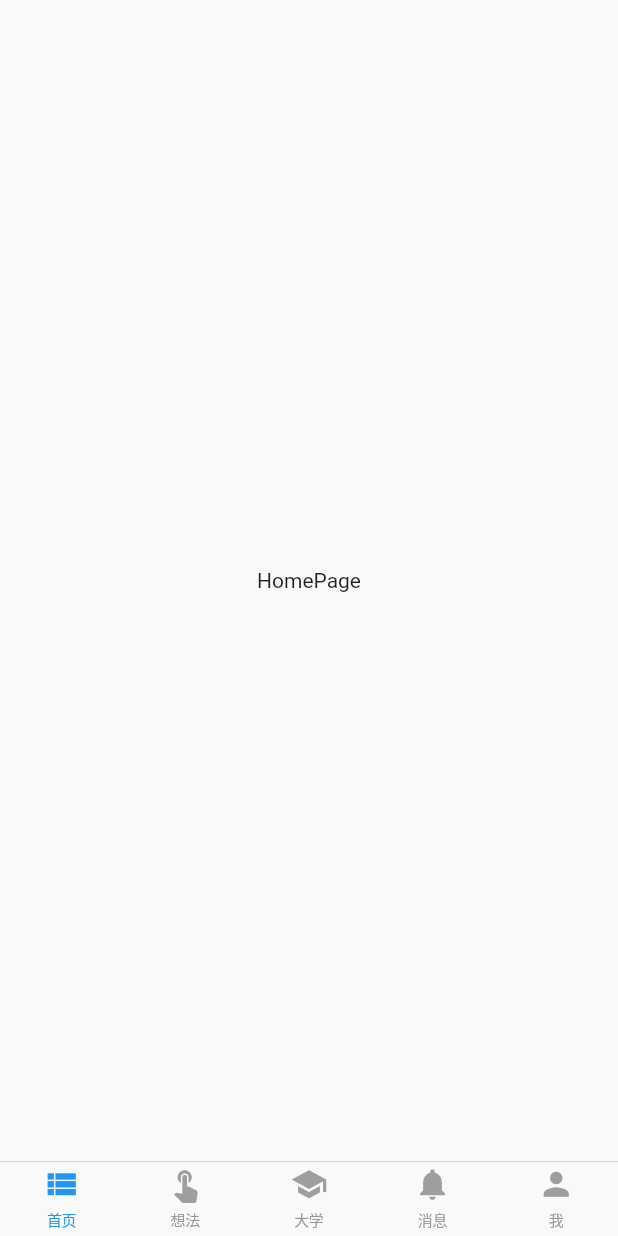
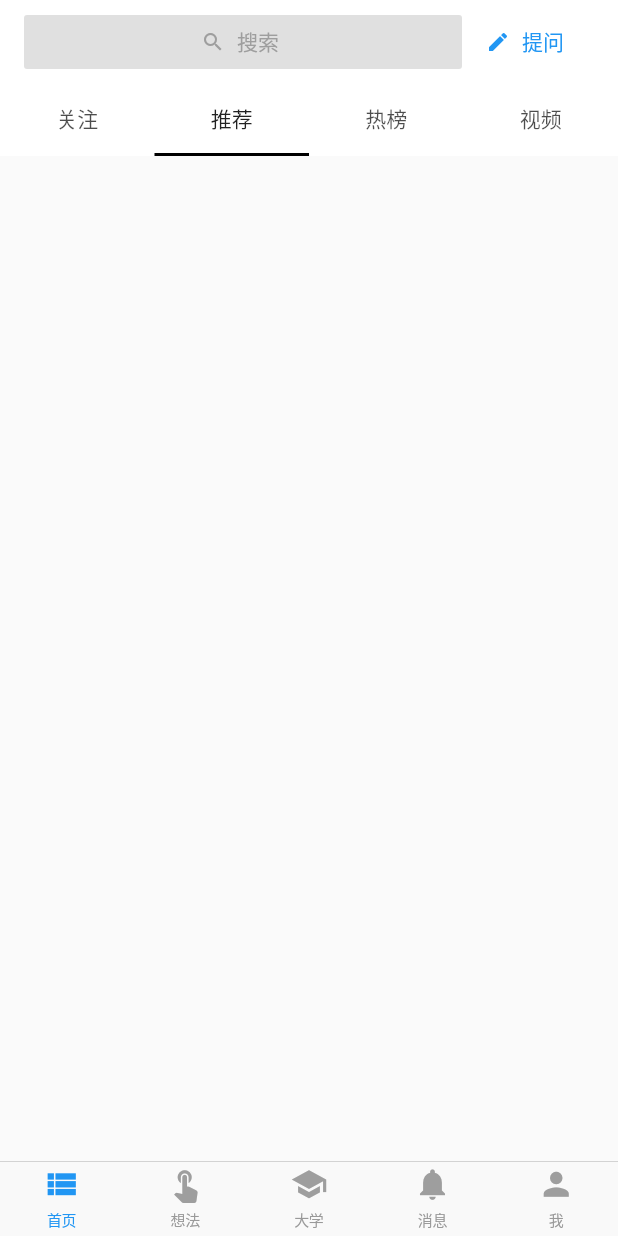
Before and after one commit to JeasonSun/flutter_zhihu, a Flutter app: the screen it shows after launch, on a phone screen of 412 x 824 dp. Run offline on Flutter 3.47's test engine with Material 2 defaults, Android fonts, the phone set to English and light mode, and no system bars; our stand-ins replace dio.

Commit message:
feat: 完成hotrank_listview布局

```diff
--- a/lib/pages/home/home_page.dart
+++ b/lib/pages/home/home_page.dart
@@ -1,15 +1,105 @@
 import 'package:flutter/material.dart';
+import 'package:flutter_zhihu/pages/home/home_follow_listview.dart';
+import 'package:flutter_zhihu/pages/home/home_hotrank_listview.dart';
+import 'package:flutter_zhihu/pages/home/home_recement_listview.dart';
+import 'package:flutter_zhihu/pages/home/home_video_listview.dart';
 
 class HomePage extends StatefulWidget {
   @override
   _HomePageState createState() => _HomePageState();
 }
 
-class _HomePageState extends State<HomePage> {
+class _HomePageState extends State<HomePage> with SingleTickerProviderStateMixin{
+  TabController _tabController;
+
+  @override
+  void initState() {
+    super.initState();
+    _tabController = new TabController(vsync: this, initialIndex: 1, length: 4);
+  }
+
+  @override
+  void dispose() {
+    _tabController.dispose();
+    super.dispose();
+
+  }
+
   @override
   Widget build(BuildContext context) {
-    return Container(
-      child: Center(child: Text('HomePage'),),
+    return Scaffold(
+      appBar: AppBar(
+        title: barSearch(),
+        elevation: 0,
+        bottom: new TabBar(
+          controller: _tabController,
+          indicatorColor: Colors.black,
+          tabs: <Widget>[
+            new Tab(
+              text: '关注',
+            ),
+            new Tab(
+              text: '推荐',
+            ),
+            new Tab(
+              text: '热榜',
+            ),
+            new Tab(
+              text: '视频',
+            ),
+          ],
+        ),
+      ),
+      body: new TabBarView(
+        controller: _tabController,
+        children: <Widget>[
+          HomeFollowListView(),
+          HomeRecementListView(),
+          HomeHotRankListView(),
+          HomeVideoListView()
+        ],
+      ),
+    );
+  }
+
+  final askButton = FlatButton.icon(
+    onPressed: () {},
+    icon: Icon(
+      Icons.mode_edit,
+      size: 16.0,
+      color: Colors.blue,
+    ),
+    label: Text(
+      '提问',
+      style: TextStyle(color: Colors.blue),
+    ),
+  );
+
+  Widget barSearch() {
+    return new Row(
+      children: <Widget>[
+        Expanded(
+          child: Padding(
+            padding: EdgeInsets.fromLTRB(0, 0, 0, 0),
+            child: FlatButton.icon(
+              color: Colors.black12,
+              onPressed: () {},
+              icon: Icon(
+                Icons.search,
+                size: 16.0,
+                color: Colors.grey,
+              ),
+              label: Text(
+                '搜索',
+                style: TextStyle(
+                  color: Colors.grey,
+                ),
+              ),
+            ),
+          ),
+        ),
+        askButton
+      ],
     );
   }
 }
--- /dev/null
+++ b/lib/pages/home/home_recement_listview.dart
@@ -0,0 +1,15 @@
+import 'package:flutter/material.dart';
+
+class HomeRecementListView extends StatefulWidget {
+  @override
+  _HomeRecementListViewState createState() => _HomeRecementListViewState();
+}
+
+class _HomeRecementListViewState extends State<HomeRecementListView> {
+  @override
+  Widget build(BuildContext context) {
+    return Container(
+
+    );
+  }
+}
--- /dev/null
+++ b/lib/util/util.dart
@@ -0,0 +1,5 @@
+import 'package:flutter/material.dart';
+
+Color hexToColor(String code) {
+  return new Color(int.parse(code.substring(1, 7), radix: 16) + 0xFF000000);
+}
--- a/pubspec.yaml
+++ b/pubspec.yaml
@@ -12,6 +12,8 @@ dependencies:
 
   cupertino_icons: ^0.1.2
 
+  dio:
+
 dev_dependencies:
   flutter_test:
     sdk: flutter
```
Also changed, not shown: lib/dao/home_dao.dart (added, +15 -0 lines), lib/model/home_hotrank_model.dart (added, +80 -0 lines), lib/pages/home/home_follow_listview.dart (added, +15 -0 lines), lib/pages/home/home_hotrank_listview.dart (added, +149 -0 lines), lib/pages/home/home_video_listview.dart (added, +15 -0 lines), pubspec.lock, 1 other file.
